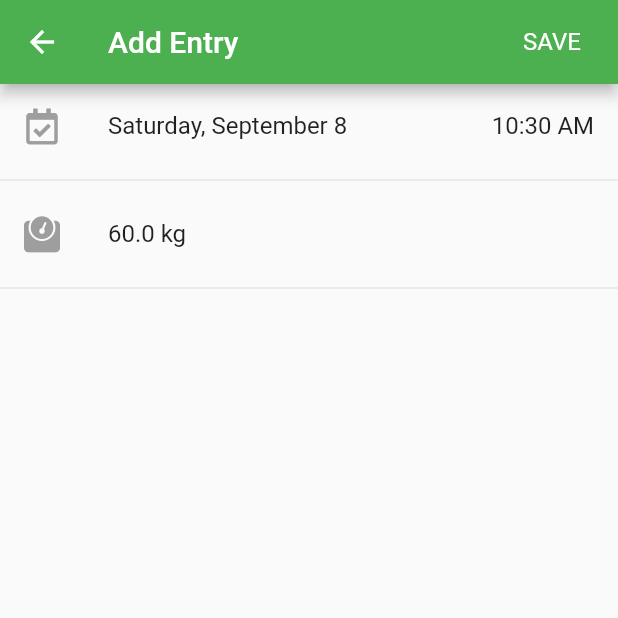
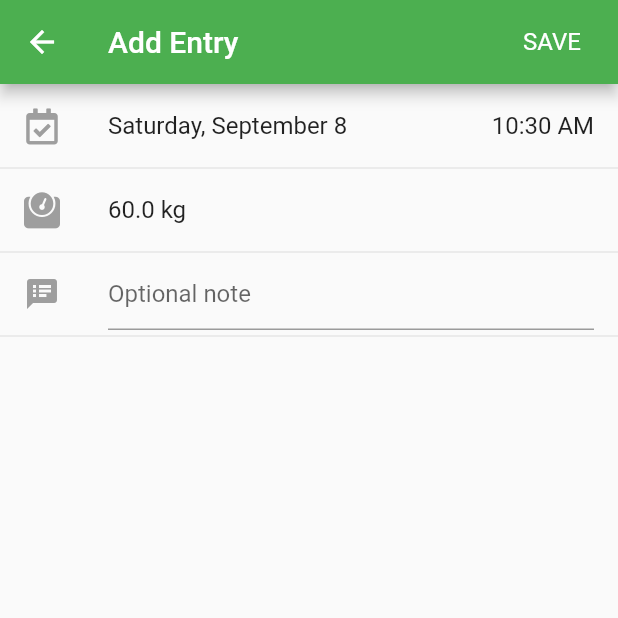
Before and after one commit to Ajaman16/Weight_Tracking_App, a Flutter app: the AddEntryDialog screen opened directly, on a phone screen of 412 x 824 dp, the top half of it. Run offline on Flutter 3.47's test engine with Material 2 defaults, Android fonts, the phone set to English and light mode, and no system bars; our stand-ins replace font_awesome_flutter, numberpicker.

Commit message:
added addEntry dialog with optional note

```diff
--- a/lib/src/screens/add_entry_dialog.dart
+++ b/lib/src/screens/add_entry_dialog.dart
@@ -14,6 +14,15 @@ class _AddEntryDialogState extends State<AddEntryDialog> {
 
   DateTime _dateTime;
   double _weight = 60.0;
+  TextEditingController _textController;
+  String _notes = "";
+
+
+  @override
+  void initState() {
+    super.initState();
+    _textController = TextEditingController();
+  }
 
   @override
   Widget build(BuildContext context) {
@@ -48,9 +57,11 @@ class _AddEntryDialogState extends State<AddEntryDialog> {
     return Column(
       children: <Widget>[
         buildDateNtimePicker(),
-        Divider(),
+        Divider(height: 0.0,),
         buildWeightPicker(),
-        Divider(),
+        Divider(height: 0.0,),
+        buildNoteBox(),
+        Divider(height: 0.0,),
       ],
     );
 
@@ -97,4 +108,20 @@ class _AddEntryDialogState extends State<AddEntryDialog> {
         }
     });
   }
+
+  Widget buildNoteBox() {
+    return ListTile(
+      leading: Icon(Icons.speaker_notes, color: Colors.grey[500]),
+      title: TextField(
+        controller: _textController,
+        decoration: InputDecoration(
+          hintText: "Optional note"
+        ),
+        onChanged: (value){
+          _notes = value;
+          print(_notes);
+        },
+      ),
+    );
+  }
 }
```
